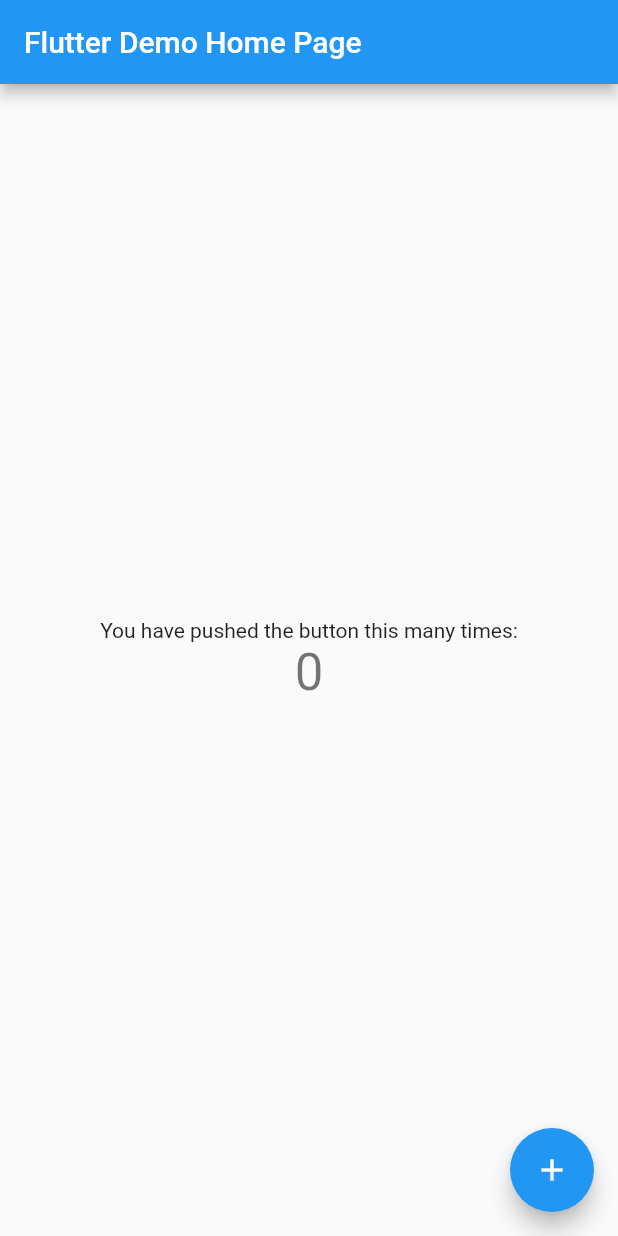
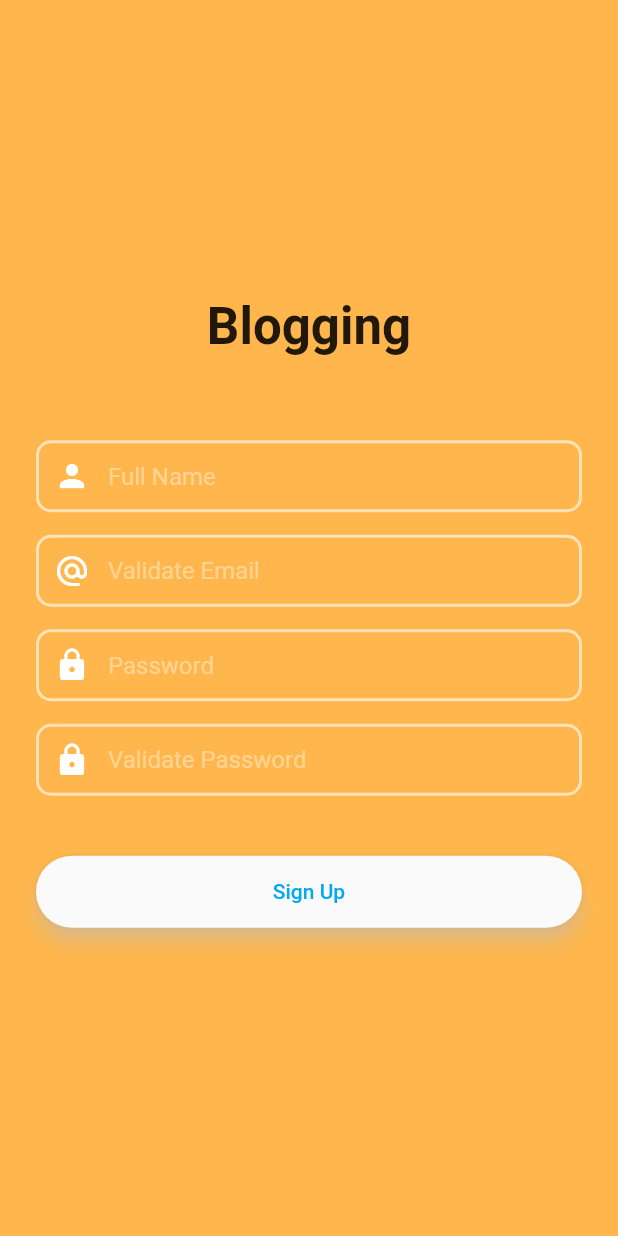
Before and after one commit to PranaTobing/task1_flutter_udacoding, a Flutter app: the screen it shows after launch, on a phone screen of 412 x 824 dp. Run offline on Flutter 3.47's test engine with Material 2 defaults, Android fonts, the phone set to English and light mode, and no system bars; Roboto replaces fonts that are missing (Nunito).

Commit message:
home page add

```diff
--- /dev/null
+++ b/prana_task1/lib/home_page.dart
@@ -0,0 +1,36 @@
+import 'package:flutter/material.dart';
+import 'login_page.dart';
+
+class HomePage extends StatelessWidget {
+  static String tag = 'home-page';
+
+  @override
+  Widget build(BuildContext context) {
+    final appbar = AppBar(
+      title: Text('Your Blogs'),
+    );
+    final drawer = Drawer(
+      child: ListView(
+        padding: EdgeInsets.zero,
+        children: <Widget>[
+          DrawerHeader(
+            child: Text('Prana Tobing'),
+            decoration: BoxDecoration(
+              color: Colors.orange[300],
+            ),
+          ),
+          ListTile(
+            title: Text('Back to Register'),
+            onTap: (){
+              Navigator.of(context).pushNamed(LoginPage.tag);
+            },
+          ),
+        ],
+      ),
+    );
+    return Scaffold(
+      appBar: appbar,
+      drawer: drawer,
+    );
+  }
+}
--- /dev/null
+++ b/prana_task1/lib/login_page.dart
@@ -0,0 +1,158 @@
+import 'package:flutter/material.dart';
+import 'home_page.dart';
+
+class LoginPage extends StatefulWidget {
+  static String tag = 'login-page';
+  @override
+  _LoginPageState createState() => _LoginPageState();
+}
+
+class _LoginPageState extends State<LoginPage> {
+  @override
+  Widget build(BuildContext context) {
+  final judul = Padding(
+    padding: EdgeInsets.all(8.0),
+    child: Text(
+      'Blogging',
+      style: TextStyle(fontSize: 34.0, fontWeight: FontWeight.bold),
+      textAlign: TextAlign.center,
+    ),
+  );
+  final fullname = TextFormField(
+    autofocus: false,
+    decoration: InputDecoration(
+      hintText: 'Full Name',
+      hintStyle: TextStyle(color: Colors.white38),
+      contentPadding: EdgeInsets.fromLTRB(20.0, 10.0, 20.0, 10.0),
+      fillColor: Colors.white,
+      focusedBorder: OutlineInputBorder(
+        borderRadius: BorderRadius.circular(10.0),
+        borderSide: BorderSide(
+          color: Colors.white,
+        ),
+      ),
+      enabledBorder: OutlineInputBorder(
+        borderRadius: BorderRadius.circular(10.0),
+        borderSide: BorderSide(
+          color: Colors.white60,
+          width: 2.0,
+        ),
+      ),
+      prefixIcon: Icon(Icons.person,color: Colors.white,),
+    ),
+    style: TextStyle(color: Colors.white),
+  );
+  final email = TextFormField(
+    autofocus: false,
+    decoration: InputDecoration(
+      hintText: 'Validate Email',
+      hintStyle: TextStyle(color: Colors.white38),
+      contentPadding: EdgeInsets.fromLTRB(20.0, 10.0, 20.0, 10.0),
+      fillColor: Colors.white,
+      focusedBorder: OutlineInputBorder(
+        borderRadius: BorderRadius.circular(10.0),
+        borderSide: BorderSide(
+          color: Colors.white,
+        ),
+      ),
+      enabledBorder: OutlineInputBorder(
+        borderRadius: BorderRadius.circular(10.0),
+        borderSide: BorderSide(
+          color: Colors.white60,
+          width: 2.0,
+        ),
+      ),
+      prefixIcon: Icon(Icons.alternate_email, color: Colors.white,),
+    ),
+  );
+  final pass = TextFormField(
+    autofocus: false,
+    obscureText: true,
+    decoration: InputDecoration(
+      hintText: 'Password',
+      hintStyle: TextStyle(color: Colors.white38),
+      contentPadding: EdgeInsets.fromLTRB(20.0, 10.0, 20.0, 10.0),
+      fillColor: Colors.white,
+      focusedBorder: OutlineInputBorder(
+        borderRadius: BorderRadius.circular(10.0),
+        borderSide: BorderSide(
+          color: Colors.white,
+        ),
+      ),
+      enabledBorder: OutlineInputBorder(
+        borderRadius: BorderRadius.circular(10.0),
+        borderSide: BorderSide(
+          color: Colors.white60,
+          width: 2.0,
+        ),
+      ),
+      prefixIcon: Icon(Icons.lock,color: Colors.white,),
+    ),
+  );
+  final confpass = TextFormField(
+    autofocus: false,
+    obscureText: true,
+    decoration: InputDecoration(
+      hintText: 'Validate Password',
+      hintStyle: TextStyle(color: Colors.white38),
+      contentPadding: EdgeInsets.fromLTRB(20.0, 10.0, 20.0, 10.0),
+      fillColor: Colors.white,
+      focusedBorder: OutlineInputBorder(
+        borderRadius: BorderRadius.circular(10.0),
+        borderSide: BorderSide(
+          color: Colors.white,
+        ),
+      ),
+      enabledBorder: OutlineInputBorder(
+        borderRadius: BorderRadius.circular(10.0),
+        borderSide: BorderSide(
+          color: Colors.white60,
+          width: 2.0,
+        ),
+      ),
+      prefixIcon: Icon(Icons.lock,color: Colors.white,),
+    ),
+  );
+
+  final signupButton = Padding(
+      padding: EdgeInsets.symmetric(vertical: 16.0),
+      child: Material(
+        borderRadius: BorderRadius.circular(30.0),
+        shadowColor: Colors.white,
+        elevation: 5.0,
+        child: MaterialButton(
+          minWidth: 200.0,
+          height: 42.0,
+          onPressed: () {
+            Navigator.of(context).pushNamed(HomePage.tag);
+          },
+          // color: Colors.lightBlueAccent,
+          child: Text('Sign Up', style: TextStyle(color: Colors.lightBlue)),
+        ),
+      ),
+    );
+
+    return Scaffold(
+      backgroundColor: Colors.orange[300],
+      body: Center(
+        child: ListView(
+          shrinkWrap: true,
+          padding: EdgeInsets.only(left:24.0, right:24.0),
+          children: <Widget>[
+            judul,
+            SizedBox(height: 48.0,),
+            fullname,
+            SizedBox(height: 15.0,),
+            email,
+            SizedBox(height: 15.0,),
+            pass,
+            SizedBox(height: 15.0,),
+            confpass,
+            SizedBox(height: 24.0,),
+            signupButton,
+          ],
+        )
+      ),
+    );
+  }
+}
--- a/prana_task1/lib/main.dart
+++ b/prana_task1/lib/main.dart
@@ -1,113 +1,28 @@
 import 'package:flutter/material.dart';
+import 'login_page.dart';
+import 'home_page.dart';
 
 void main() {
   runApp(MyApp());
 }
 
 class MyApp extends StatelessWidget {
-  // This widget is the root of your application.
+  final routes = <String, WidgetBuilder>{
+    LoginPage.tag: (context) => LoginPage(),
+    HomePage.tag: (context) => HomePage(),
+  };
+
   @override
   Widget build(BuildContext context) {
     return MaterialApp(
-      title: 'Flutter Demo',
+      title: 'Prana Login Page',
       theme: ThemeData(
-        // This is the theme of your application.
-        //
-        // Try running your application with "flutter run". You'll see the
-        // application has a blue toolbar. Then, without quitting the app, try
-        // changing the primarySwatch below to Colors.green and then invoke
-        // "hot reload" (press "r" in the console where you ran "flutter run",
-        // or simply save your changes to "hot reload" in a Flutter IDE).
-        // Notice that the counter didn't reset back to zero; the application
-        // is not restarted.
-        primarySwatch: Colors.blue,
+        primarySwatch: Colors.lightBlue,
+        fontFamily: 'Nunito',
       ),
-      home: MyHomePage(title: 'Flutter Demo Home Page'),
+      home: LoginPage(),
+      routes: routes,
+      debugShowCheckedModeBanner: false,
     );
   }
 }
-
-class MyHomePage extends StatefulWidget {
-  MyHomePage({Key key, this.title}) : super(key: key);
-
-  // This widget is the home page of your application. It is stateful, meaning
-  // that it has a State object (defined below) that contains fields that affect
-  // how it looks.
-
-  // This class is the configuration for the state. It holds the values (in this
-  // case the title) provided by the parent (in this case the App widget) and
-  // used by the build method of the State. Fields in a Widget subclass are
-  // always marked "final".
-
-  final String title;
-
-  @override
-  _MyHomePageState createState() => _MyHomePageState();
-}
-
-class _MyHomePageState extends State<MyHomePage> {
-  int _counter = 0;
-
-  void _incrementCounter() {
-    setState(() {
-      // This call to setState tells the Flutter framework that something has
-      // changed in this State, which causes it to rerun the build method below
-      // so that the display can reflect the updated values. If we changed
-      // _counter without calling setState(), then the build method would not be
-      // called again, and so nothing would appear to happen.
-      _counter++;
-    });
-  }
-
-  @override
-  Widget build(BuildContext context) {
-    // This method is rerun every time setState is called, for instance as done
-    // by the _incrementCounter method above.
-    //
-    // The Flutter framework has been optimized to make rerunning build methods
-    // fast, so that you can just rebuild anything that needs updating rather
-    // than having to individually change instances of widgets.
-    return Scaffold(
-      appBar: AppBar(
-        // Here we take the value from the MyHomePage object that was created by
-        // the App.build method, and use it to set our appbar title.
-        title: Text(widget.title),
-      ),
-      body: Center(
-        // Center is a layout widget. It takes a single child and positions it
-        // in the middle of the parent.
-        child: Column(
-          // Column is also a layout widget. It takes a list of children and
-          // arranges them vertically. By default, it sizes itself to fit its
-          // children horizontally, and tries to be as tall as its parent.
-          //
-          // Invoke "debug painting" (press "p" in the console, choose the
-          // "Toggle Debug Paint" action from the Flutter Inspector in Android
-          // Studio, or the "Toggle Debug Paint" command in Visual Studio Code)
-          // to see the wireframe for each widget.
-          //
-          // Column has various properties to control how it sizes itself and
-          // how it positions its children. Here we use mainAxisAlignment to
-          // center the children vertically; the main axis here is the vertical
-          // axis because Columns are vertical (the cross axis would be
-          // horizontal).
-          mainAxisAlignment: MainAxisAlignment.center,
-          children: <Widget>[
-            Text(
-              'You have pushed the button this many times:',
-            ),
-            Text(
-              '$_counter',
-              style: Theme.of(context).textTheme.headline4,
-            ),
-          ],
-        ),
-      ),
-      floatingActionButton: FloatingActionButton(
-        onPressed: _incrementCounter,
-        tooltip: 'Increment',
-        child: Icon(Icons.add),
-      ), // This trailing comma makes auto-formatting nicer for build methods.
-    );
-  }
-}
--- a/prana_task1/pubspec.yaml
+++ b/prana_task1/pubspec.yaml
@@ -30,3 +30,8 @@ flutter_icons:
 flutter:
 
   uses-material-design: true
+
+fonts:
+    - family: Nunito
+      fonts:
+        - asset: assets/Nunito.ttf
```
Also changed, not shown: prana_task1/assets/Nunito.ttf (added), 1 other file.
